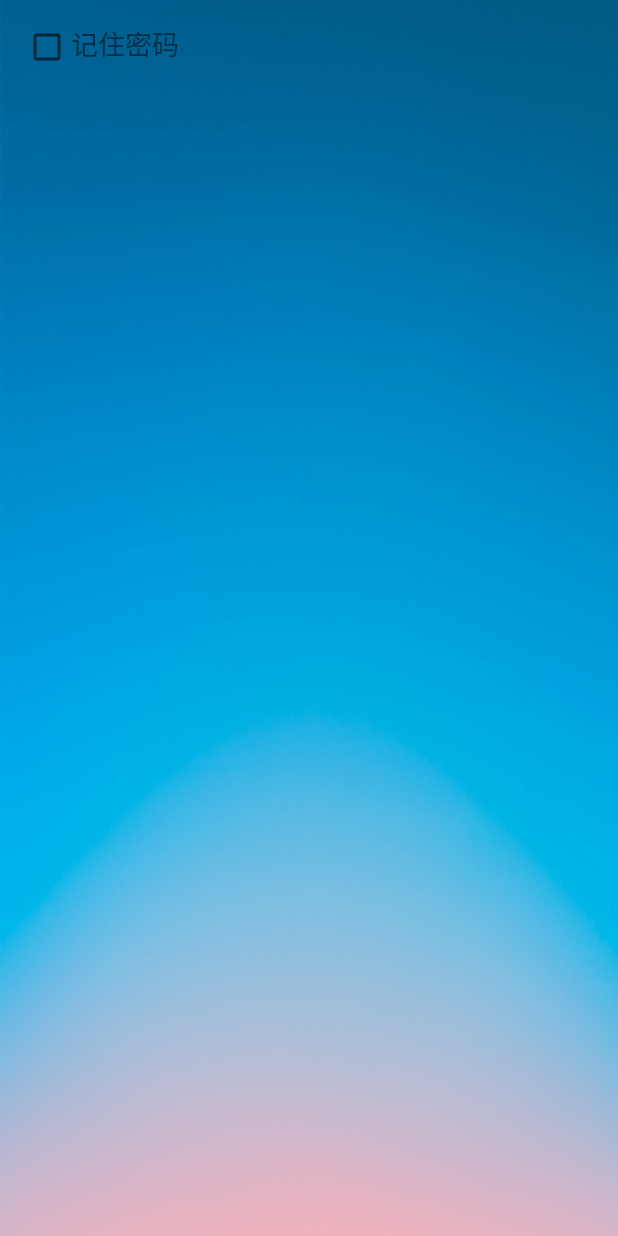
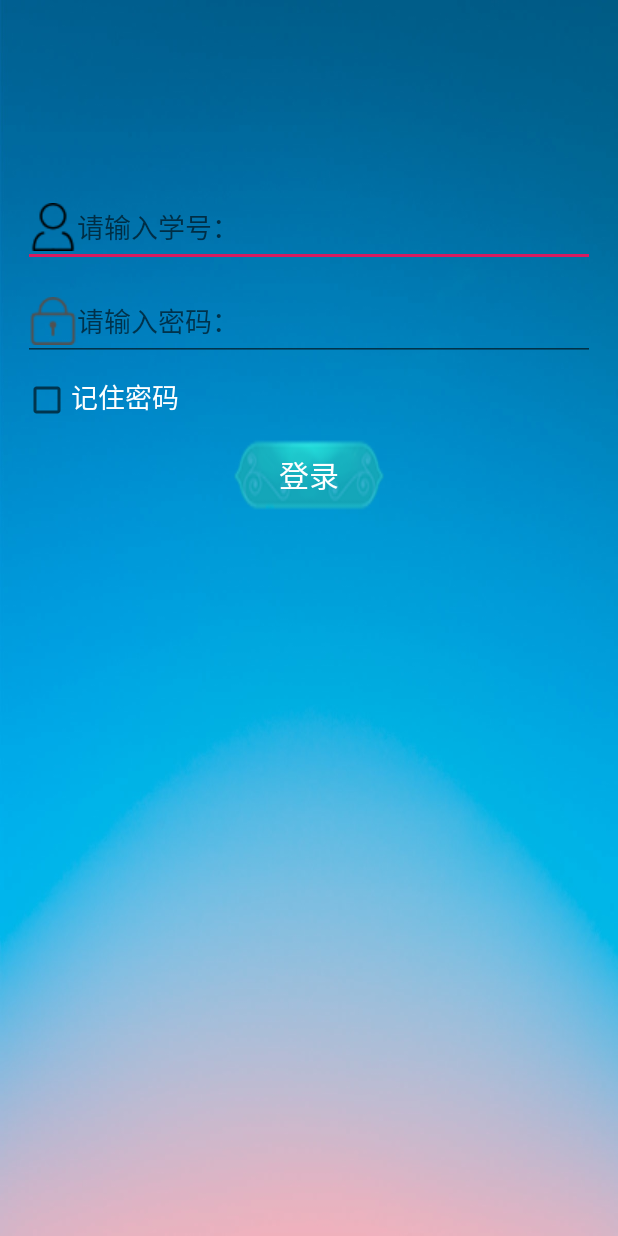
Before and after one commit to shanglei2016010599/Classroom_Location, an Android app: the screen it shows after launch (LogIn before the commit, Login after it), on a phone screen of 412 x 824 dp. Run offline under Robolectric (Android 15) with nearby library versions, the phone set to English and light mode, and no system bars.

Commit message:
登录活动

```diff
--- a/app/build.gradle
+++ b/app/build.gradle
@@ -24,10 +24,10 @@ dependencies {
     implementation 'com.android.support:design:28.0.0'
     implementation 'com.android.support.constraint:constraint-layout:1.1.3'
     implementation 'com.android.support:design:28.0.0'
-    implementation 'de.hdodenhof:circleimageview:2.1.0'
+    implementation 'de.hdodenhof:circleimageview:2.2.0'
     implementation 'com.android.support:recyclerview-v7:28.0.0'
     implementation 'com.android.support:cardview-v7:28.0.0'
-    implementation 'com.github.bumptech.glide:glide:3.7.0'
+    implementation 'com.github.bumptech.glide:glide:4.8.0'
     testImplementation 'junit:junit:4.12'
     androidTestImplementation 'com.android.support.test:runner:1.0.2'
     androidTestImplementation 'com.android.support.test.espresso:espresso-core:3.0.2'
--- a/app/src/main/AndroidManifest.xml
+++ b/app/src/main/AndroidManifest.xml
@@ -19,7 +19,7 @@
         android:supportsRtl="true"
         android:theme="@style/AppTheme"
         tools:ignore="AllowBackup,GoogleAppIndexingWarning">
-        <activity android:name=".LogIn">
+        <activity android:name=".Login">
             <intent-filter>
                 <action android:name="android.intent.action.MAIN" />
 
--- a/app/src/main/java/com/example/classroom_location/LogIn.java
+++ /dev/null
@@ -1,17 +0,0 @@
-package com.example.classroom_location;
-
-import android.support.v7.app.AppCompatActivity;
-import android.os.Bundle;
-import android.view.WindowManager;
-
-public class LogIn extends AppCompatActivity {
-
-    @Override
-    protected void onCreate(Bundle savedInstanceState) {
-        super.onCreate(savedInstanceState);
-        setContentView(R.layout.activity_log_in);
-        //全屏
-        getWindow().setFlags(WindowManager.LayoutParams. FLAG_FULLSCREEN ,
-                WindowManager.LayoutParams. FLAG_FULLSCREEN);
-    }
-}
--- /dev/null
+++ b/app/src/main/java/com/example/classroom_location/Login.java
@@ -0,0 +1,105 @@
+package com.example.classroom_location;
+
+import android.annotation.SuppressLint;
+import android.content.Intent;
+import android.content.SharedPreferences;
+import android.graphics.Color;
+import android.preference.PreferenceManager;
+import android.support.v7.app.AppCompatActivity;
+import android.os.Bundle;
+import android.view.View;
+import android.view.WindowManager;
+import android.widget.Button;
+import android.widget.CheckBox;
+import android.widget.EditText;
+import android.widget.Toast;
+
+@SuppressLint("Registered")
+public class Login extends AppCompatActivity implements View.OnClickListener,
+        View.OnFocusChangeListener {
+
+    private CheckBox RememberPass;
+    private EditText account_edit;
+    private EditText password_edit;
+    private SharedPreferences preferences;
+
+    @Override
+    protected void onCreate(Bundle savedInstanceState) {
+        super.onCreate(savedInstanceState);
+        setContentView(R.layout.activity_login);
+        //全屏
+        getWindow().setFlags(WindowManager.LayoutParams. FLAG_FULLSCREEN ,
+                WindowManager.LayoutParams. FLAG_FULLSCREEN);
+        preferences = PreferenceManager.getDefaultSharedPreferences(this);
+        RememberPass = findViewById(R.id.remember_password);
+        account_edit = findViewById(R.id.account_edit);
+        password_edit = findViewById(R.id.password_edit);
+        Button logIn = findViewById(R.id.Login_btn);
+        boolean isRemember = preferences.getBoolean("remember_password", false);
+        if (isRemember){
+           init();
+        }
+        logIn.setOnClickListener(this);
+    }
+
+    @Override
+    public void onClick(View v) {
+        String mAccount = "2016010599";
+        String mPassword = "123456";
+        switch (v.getId()){
+            case R.id.Login_btn:
+                String account = account_edit.getText().toString();
+                String password = password_edit.getText().toString();
+                if ( account.equals(mAccount) && password.equals(mPassword) ){
+                    SharedPreferences.Editor editor = preferences.edit();
+                    if ( RememberPass.isChecked() ){    //检查复选框是否被选中
+                        editor.putBoolean("remember_password", true);
+                        editor.putString("account", account);
+                        editor.putString("password", password);
+                    }
+                    else {
+                        editor.clear();
+                    }
+                    editor.apply();
+                    Intent intent = new Intent(Login.this, MainActivity.class);
+                    startActivity(intent);
+                }
+                else{
+                    Toast.makeText(Login.this, "账号或密码错误",
+                            Toast.LENGTH_SHORT).show();
+                }
+                break;
+            default:
+                break;
+        }
+
+    }
+
+    private void init(){
+        //  将账号和密码都设置到文本框中
+        String account = preferences.getString("account", "");
+        String password = preferences.getString("password", "");
+        account_edit.setText(account);
+        password_edit.setText(password);
+        RememberPass.setChecked(true);
+    }
+
+    @Override
+    public void onFocusChange(View v, boolean hasFocus) {
+        switch (v.getId()){
+            case R.id.account_edit:
+                if (hasFocus){
+                    account_edit.setHintTextColor(Color.parseColor("#FFFFFF"));
+                }
+                else {
+                    account_edit.setHintTextColor(Color.parseColor("#515151"));
+                }
+                break;
+            case R.id.password_edit:
+
+                break;
+            default:
+                break;
+        }
+    }
+}
--- a/app/src/main/java/com/example/classroom_location/Student.java
+++ b/app/src/main/java/com/example/classroom_location/Student.java
@@ -1,6 +1,6 @@
 package com.example.classroom_location;
 
-public class Student {
+public class Student{
 
     private String name;
 
@@ -26,4 +26,6 @@ public class Student {
     public void setImageId(int imageId) {
         this.imageId = imageId;
     }
+
+
 }
--- a/app/src/main/res/layout/activity_log_in.xml
+++ /dev/null
@@ -1,31 +0,0 @@
-<?xml version="1.0" encoding="utf-8"?>
-<LinearLayout
-    xmlns:android="http://schemas.android.com/apk/res/android"
-    xmlns:tools="http://schemas.android.com/tools"
-    android:layout_width="match_parent"
-    android:layout_height="match_parent"
-    android:orientation="vertical"
-    android:background="@drawable/login_background"
-    android:paddingBottom="15dp"
-    android:paddingStart="15dp"
-    android:paddingTop="15dp"
-    android:paddingEnd="15dp"
-    tools:context=".LogIn">
-
-    <LinearLayout
-        android:layout_width="match_parent"
-        android:layout_height="wrap_content"
-        android:orientation="horizontal">
-        <CheckBox
-            android:id="@+id/remember_password"
-            android:layout_width="wrap_content"
-            android:layout_height="wrap_content" />
-        <TextView
-            android:layout_width="wrap_content"
-            android:layout_height="wrap_content"
-            android:textSize="18sp"
-            android:text="@string/remember_password_msg"/>
-
-    </LinearLayout>
-
-</LinearLayout>
--- /dev/null
+++ b/app/src/main/res/layout/activity_login.xml
@@ -0,0 +1,71 @@
+<?xml version="1.0" encoding="utf-8"?>
+<LinearLayout
+    xmlns:android="http://schemas.android.com/apk/res/android"
+    xmlns:tools="http://schemas.android.com/tools"
+    android:layout_width="match_parent"
+    android:layout_height="match_parent"
+    android:orientation="vertical"
+    android:background="@drawable/login_background"
+    android:paddingBottom="15dp"
+    android:paddingStart="15dp"
+    android:paddingTop="15dp"
+    android:paddingEnd="15dp"
+    tools:context=".Login">
+
+    <LinearLayout
+        android:layout_width="match_parent"
+        android:layout_height="wrap_content"
+        android:layout_marginTop="100dp"
+        android:orientation="vertical"
+        tools:ignore="UselessParent">
+
+        <EditText
+            android:id="@+id/account_edit"
+            android:layout_marginTop="10dp"
+            android:layout_width="match_parent"
+            android:layout_height="wrap_content"
+            android:drawableStart="@drawable/account_2"
+            android:hint="@string/LogIn_account_str"
+            android:inputType="number" />
+
+        <EditText
+            android:layout_marginTop="10dp"
+            android:id="@+id/password_edit"
+            android:layout_width="match_parent"
+            android:layout_height="wrap_content"
+            android:drawableStart="@drawable/password_2"
+            android:inputType="numberPassword"
+            android:hint="@string/LogIn_password_str"/>
+
+        <LinearLayout
+            android:layout_marginTop="10dp"
+            android:layout_width="match_parent"
+            android:layout_height="wrap_content"
+            android:orientation="horizontal">
+            <CheckBox
+                android:id="@+id/remember_password"
+                android:layout_width="wrap_content"
+                android:layout_height="wrap_content" />
+            <TextView
+                android:layout_width="wrap_content"
+                android:layout_height="wrap_content"
+                android:textSize="18sp"
+                android:textColor="#FFFFFF"
+                android:text="@string/remember_password_msg"/>
+
+        </LinearLayout>
+        <Button
+            android:layout_marginTop="10dp"
+            android:background="@drawable/login_btn_background"
+            android:id="@+id/Login_btn"
+            android:gravity="center"
+            android:layout_gravity="center_horizontal"
+            android:layout_width="wrap_content"
+            android:layout_height="wrap_content"
+            android:textSize="20sp"
+            android:textColor="#FFFFFF"
+            android:text="@string/LogIn_btn_msg"/>
+    </LinearLayout>
+
+
+</LinearLayout>
--- a/app/src/main/res/values/strings.xml
+++ b/app/src/main/res/values/strings.xml
@@ -10,5 +10,8 @@
     <string name="scan_text">扫一扫</string>
     <string name="toolbar_QRCode_title">Scan</string>
     <string name="remember_password_msg">记住密码</string>
+    <string name="LogIn_account_str">请输入学号：</string>
+    <string name="LogIn_password_str">请输入密码：</string>
+    <string name="LogIn_btn_msg">登录</string>
 
 </resources>
```
Also changed, not shown: app/src/main/res/drawable/account.png (added), app/src/main/res/drawable/account_2.png (added), app/src/main/res/drawable/login_btn_background.png (added), app/src/main/res/drawable/password.png (added), app/src/main/res/drawable/password_2.png (added).
